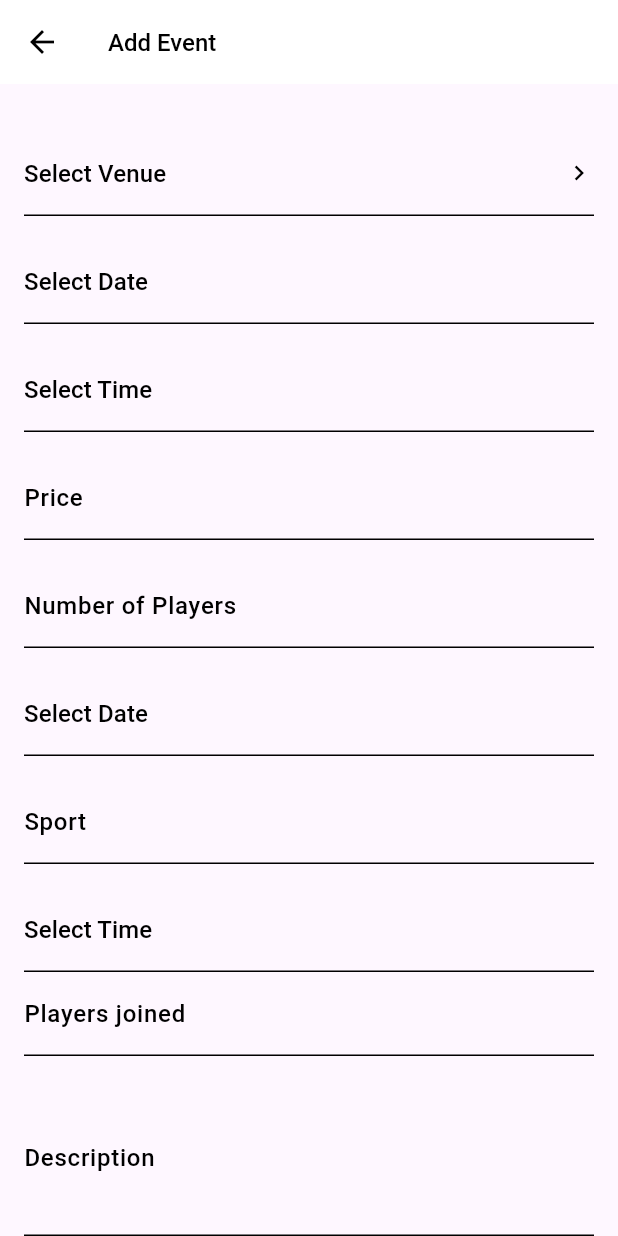
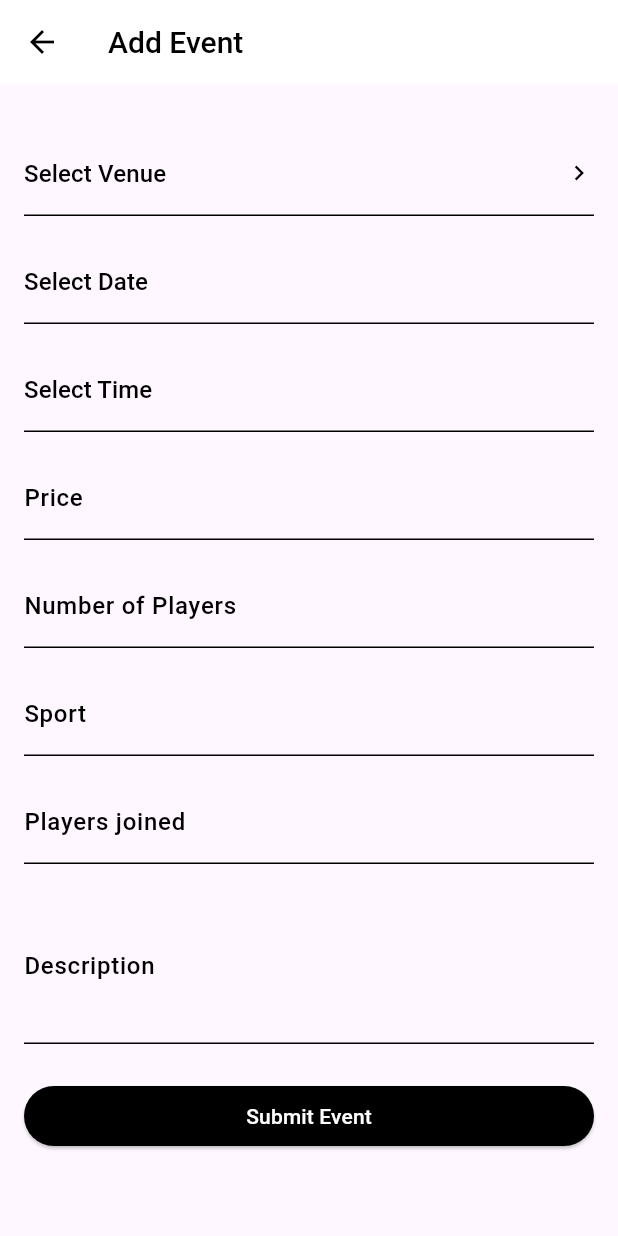
Before and after one commit to matcris81/SportsApp, a Flutter app: the GameVenueManager screen opened directly, after a tap on "Event", on a phone screen of 412 x 824 dp. Run offline on Flutter 3.47's test engine with Material 3 defaults, Android fonts, the phone set to English and light mode, and no system bars; our stand-ins replace firebase_auth, firebase_core, firebase_messaging, flutter_image_compress, flutter_local_notifications, geocoding and 8 more; missing offline and left inert: pay; accounts and stored records are empty; network calls fail.

Commit message:
changed messed up event adder and changed font size for event managements app barsr

```diff
--- a/footy_fix/lib/screens/feature_manager_screens/event_adder.dart
+++ b/footy_fix/lib/screens/feature_manager_screens/event_adder.dart
@@ -18,7 +18,7 @@ class AddEvent extends StatefulWidget {
 }
 
 class _AddEventState extends State<AddEvent> {
-  final _formKey = GlobalKey<FormState>(); // Add a key for the form
+  final _formKey = GlobalKey<FormState>();
   String locationName = '';
   int locationID = 0;
   String time = '';
@@ -29,14 +29,12 @@ class _AddEventState extends State<AddEvent> {
   DateTime? selectedDate;
   TimeOfDay? selectedTime;
   int? playersAlreadyJoined;
-  bool _isSubmitting = false; // Add this line
+  bool _isSubmitting = false;
 
   Future<void> _selectTime(BuildContext context) async {
-    // Initialize tempPickedTime with the current selectedTime or the current time
     TimeOfDay? tempPickedTime =
         selectedTime ?? TimeOfDay.fromDateTime(DateTime.now());
 
-    // Show Cupertino Modal Bottom Sheet
     final result = await showModalBottomSheet<TimeOfDay>(
         context: context,
         builder: (BuildContext builder) {
@@ -51,20 +49,16 @@ class _AddEventState extends State<AddEvent> {
                   DateTime.now().day,
                   selectedTime?.hour ?? DateTime.now().hour,
                   selectedTime?.minute ?? DateTime.now().minute),
-              use24hFormat: true, // Use 24 hour format based on your preference
+              use24hFormat: true,
               onDateTimeChanged: (DateTime newDateTime) {
-                // Update tempPickedTime as the user changes the picker's value
                 tempPickedTime = TimeOfDay(
                     hour: newDateTime.hour, minute: newDateTime.minute);
               },
             ),
           );
         });
-
-    // If the modal is dismissed (result == null), then the picker was used and dismissed by tapping outside
     if (!mounted) return;
 
-    // Update the state with the temporary picked time when the modal is dismissed
     if (tempPickedTime != selectedTime) {
       setState(() {
         selectedTime = tempPickedTime;
@@ -73,10 +67,8 @@ class _AddEventState extends State<AddEvent> {
   }
 
   Future<void> _selectDate(BuildContext context) async {
-    // Store the picked date temporarily
     DateTime tempPickedDate = selectedDate ?? DateTime.now();
 
-    // Show Cupertino Modal Bottom Sheet
     await showModalBottomSheet(
         context: context,
         builder: (BuildContext builder) {
@@ -95,7 +87,6 @@ class _AddEventState extends State<AddEvent> {
           );
         });
 
-    // Once a date is selected and modal is closed, update the state
     if (!mounted) return;
 
     if (tempPickedDate != selectedDate) {
@@ -136,8 +127,6 @@ class _AddEventState extends State<AddEvent> {
 
     List<dynamic> sportsResponse = jsonDecode(sports.body);
 
-    print('sportsResponse: $sportsResponse');
-
     for (var sportInfo in sportsResponse) {
       if (sportInfo['sportName'] == sport) {
         sportExists = true;
@@ -170,7 +159,7 @@ class _AddEventState extends State<AddEvent> {
         title: const Text(
           'Add Event',
           style: TextStyle(
-            fontSize: 16,
+            fontSize: 20,
             fontWeight: FontWeight.w500,
             color: Colors.black,
           ),
@@ -249,13 +238,6 @@ class _AddEventState extends State<AddEvent> {
                       onSaved: (value) => size = int.parse(value!),
                     ),
                     const SizedBox(height: 16.0),
-                    buildCustomButton(
-                      label: selectedDate != null
-                          ? 'Date: ${DateFormat('yyyy-MM-dd').format(selectedDate!)}'
-                          : 'Select Date',
-                      onPressed: () => _selectDate(context),
-                    ),
-                    const SizedBox(height: 16.0),
                     buildInvisibleTextField(
                       label: 'Sport',
                       validator: (value) => value == null || value.isEmpty
@@ -264,12 +246,6 @@ class _AddEventState extends State<AddEvent> {
                       onSaved: (value) => sport = value!,
                     ),
                     const SizedBox(height: 16.0),
-                    buildCustomButton(
-                      label: selectedTime == null
-                          ? 'Select Time'
-                          : 'Time: ${timeOfDayToString(selectedTime!)}',
-                      onPressed: () => _selectTime(context),
-                    ),
                     buildInvisibleTextField(
                       label: 'Players joined',
                       keyboardType: TextInputType.number,
--- a/footy_fix/lib/screens/feature_manager_screens/game_venue_manager.dart
+++ b/footy_fix/lib/screens/feature_manager_screens/game_venue_manager.dart
@@ -17,7 +17,7 @@ class _GameVenueManagerState extends State<GameVenueManager> {
         title: const Text(
           'Add Venue or Game',
           style: TextStyle(
-            fontSize: 16,
+            fontSize: 20,
             fontWeight: FontWeight.w500,
             color: Colors.black,
           ),
--- a/footy_fix/lib/screens/feature_manager_screens/select_venues_screen.dart
+++ b/footy_fix/lib/screens/feature_manager_screens/select_venues_screen.dart
@@ -19,7 +19,7 @@ class _SelectVenueState extends State<SelectVenue> {
         title: const Text(
           'Select Venue',
           style: TextStyle(
-            fontSize: 16,
+            fontSize: 20,
             fontWeight: FontWeight.w500,
             color: Colors.black,
           ),
--- a/footy_fix/lib/screens/feature_manager_screens/venue_adder.dart
+++ b/footy_fix/lib/screens/feature_manager_screens/venue_adder.dart
@@ -26,7 +26,7 @@ class _AddVenueState extends State<AddVenue> {
         title: const Text(
           'Add Venue',
           style: TextStyle(
-            fontSize: 16,
+            fontSize: 20,
             fontWeight: FontWeight.w500,
             color: Colors.black,
           ),
--- a/footy_fix/lib/screens/navigation_screens/games_screen.dart
+++ b/footy_fix/lib/screens/navigation_screens/games_screen.dart
@@ -74,7 +74,7 @@ class _GamesScreenState extends State<GamesScreen> {
       body: Column(
         children: [
           SizedBox(
-            height: 60, // Set a fixed height for the date list
+            height: 60,
             child: ListView.builder(
               scrollDirection: Axis.horizontal,
               itemCount: _dates.length,
```
